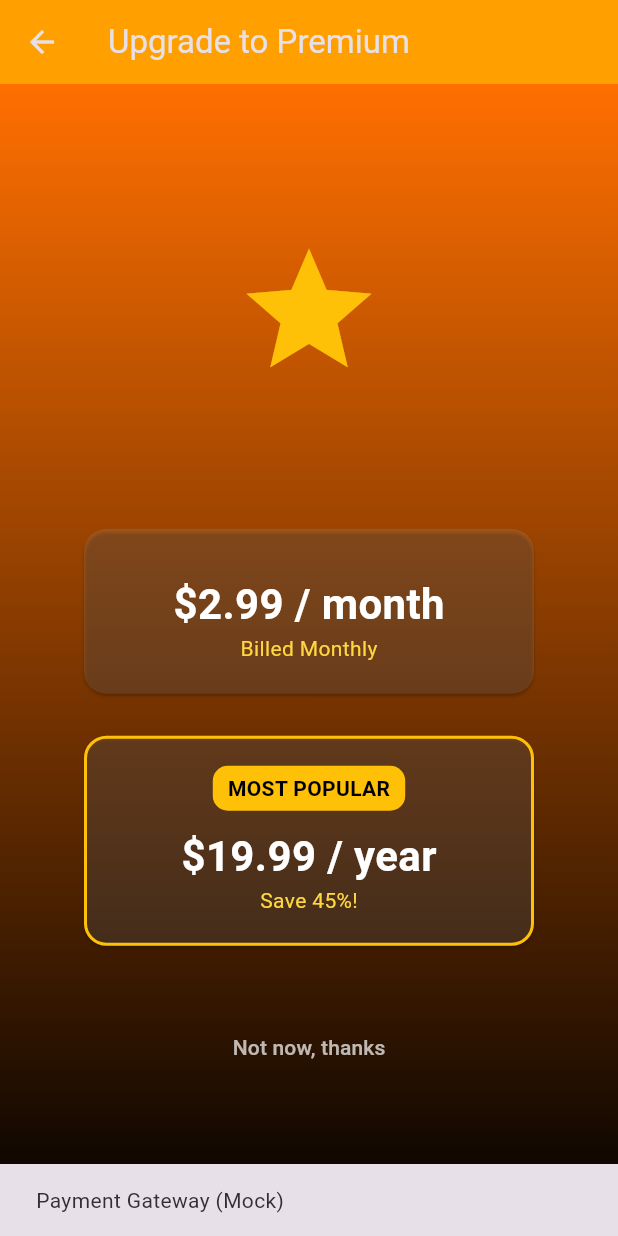
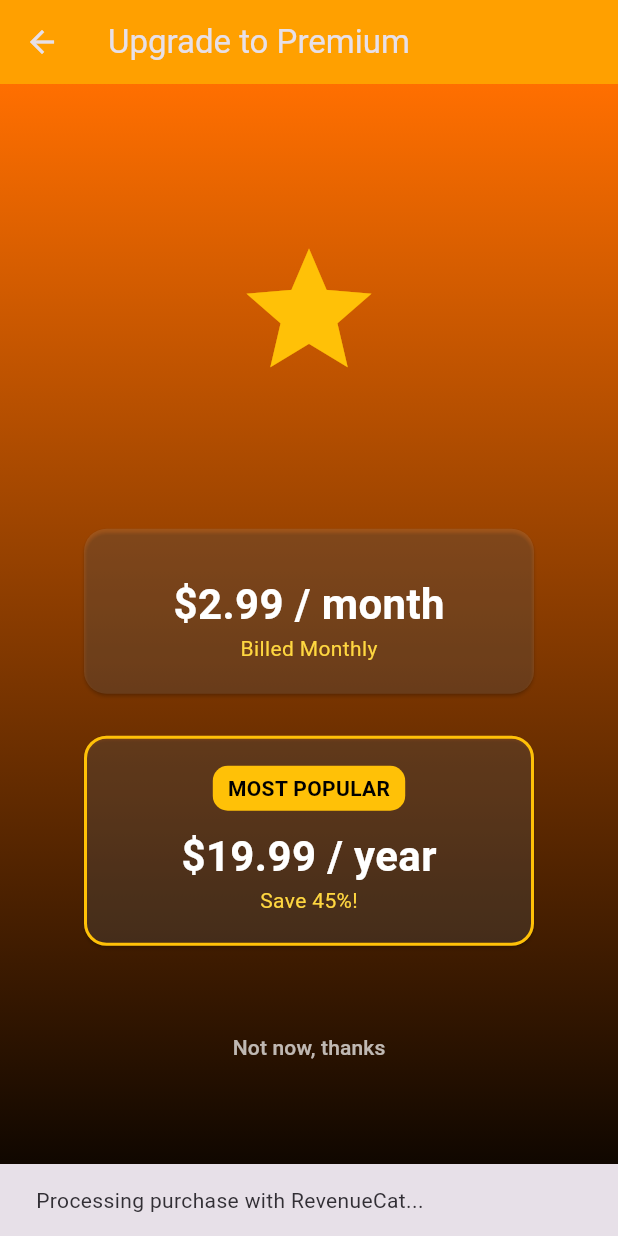
Before and after one commit to arm00pv/color-identifier-django, a Flutter app: the PaywallScreen screen opened directly with empty values, after a tap on "MOST POPULAR", on a phone screen of 412 x 824 dp. Run offline on Flutter 3.47's test engine with Material 3 defaults, Android fonts, the phone set to English and light mode, and no system bars; our stand-ins replace camera, csv, image_picker, shared_preferences; missing offline and left inert: purchases_flutter; accounts and stored records are empty; network calls fail.

Commit message:
Feat: Add RevenueCat purchases_flutter integration

```diff
--- a/flutter_app/lib/screens/paywall_screen.dart
+++ b/flutter_app/lib/screens/paywall_screen.dart
@@ -1,4 +1,6 @@
 import 'package:flutter/material.dart';
+import 'package:purchases_flutter/purchases_flutter.dart';
+import 'package:flutter/services.dart';
 
 class PaywallScreen extends StatelessWidget {
   final String reason;
@@ -57,9 +59,21 @@ class PaywallScreen extends StatelessWidget {
         side: isPopular ? const BorderSide(color: Colors.amber, width: 2) : BorderSide.none,
       ),
       child: InkWell(
-        onTap: () {
-          // Here you would trigger RevenueCat purchases
-          ScaffoldMessenger.of(context).showSnackBar(const SnackBar(content: Text('Payment Gateway (Mock)')));
+        onTap: () async {
+          try {
+            // Note: In production you would fetch Offerings and pass the Package here.
+            // This is a placeholder demonstrating RevenueCat integration.
+            ScaffoldMessenger.of(context).showSnackBar(const SnackBar(content: Text('Processing purchase with RevenueCat...')));
+            // CustomerInfo customerInfo = await Purchases.purchasePackage(package);
+            // if (customerInfo.entitlements.all["premium"]?.isActive == true) {
+            //   // Unlock features
+            // }
+          } on PlatformException catch (e) {
+            final errorCode = PurchasesErrorHelper.getErrorCode(e);
+            if (errorCode != PurchasesErrorCode.purchaseCancelledError) {
+              ScaffoldMessenger.of(context).showSnackBar(SnackBar(content: Text(e.message ?? 'Unknown error')));
+            }
+          }
         },
         child: Container(
           width: 300,
--- a/flutter_app/pubspec.yaml
+++ b/flutter_app/pubspec.yaml
@@ -41,6 +41,7 @@ dependencies:
   csv: ^8.0.0
   image: ^4.9.1
   shared_preferences: ^2.5.5
+  purchases_flutter: ^10.3.0
 
 dev_dependencies:
   flutter_test:
```
Also changed, not shown: flutter_app/lib/services/auth_service.dart (+17 -0 lines), flutter_app/pubspec.lock.
